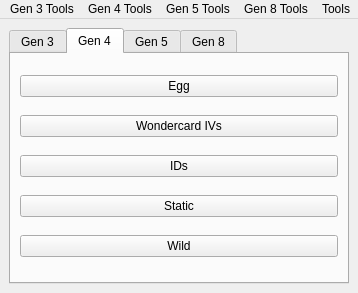
First picture: the form in Source/Form/MainWindow.ui, repository Admiral-Fish/PokeFinder, before the edit.
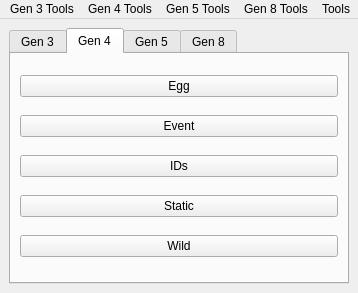
Second picture: the form after the edit. The open tabs and pages were chosen to show the change. Icons and pictures are not drawn.

```diff
--- a/Source/Form/MainWindow.ui
+++ b/Source/Form/MainWindow.ui
@@ -99,7 +99,7 @@
         <item row="1" column="0">
          <widget class="QPushButton" name="pushButtonEvent4">
           <property name="text">
-           <string>Wondercard IVs</string>
+           <string>Event</string>
           </property>
          </widget>
         </item>
```
Left out of the diff: 4 changed lines with no effect on the pictures.
